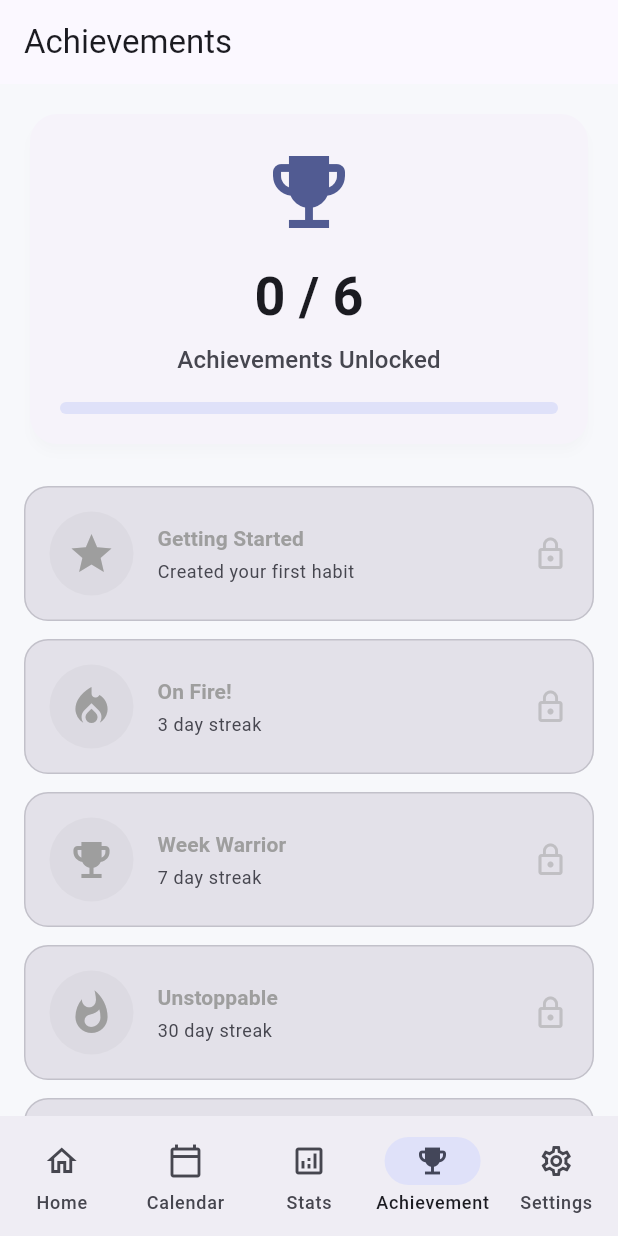
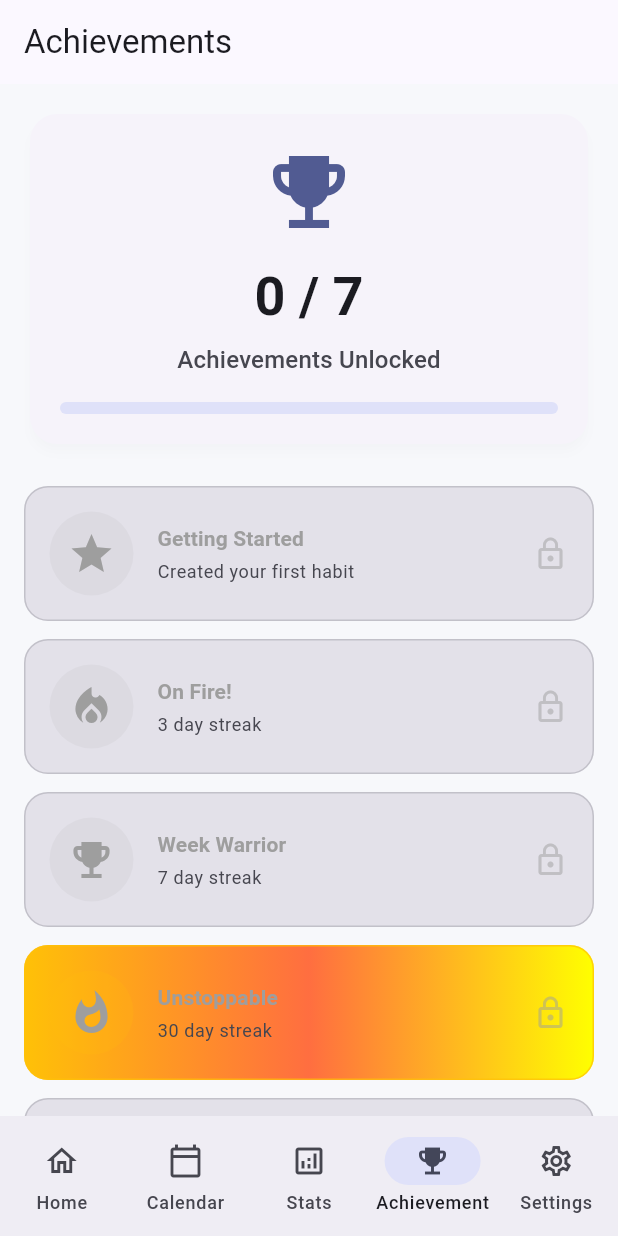
Before and after one commit to Cloii/HEALTH-HABIT-TRACKER, a Flutter app: the screen it shows after launch, item 4 of the bottom bar chosen, on a phone screen of 412 x 824 dp. Run offline on Flutter 3.47's test engine with Material 3 defaults, Android fonts, the phone set to English and light mode, and no system bars; our stand-ins replace fl_chart, hive, hive_flutter, shared_preferences; accounts and stored records are empty; generated files the repository leaves out were written again.

Commit message:
NEW CHANGES

```diff
--- a/lib/screens/achievements_screen.dart
+++ b/lib/screens/achievements_screen.dart
@@ -75,6 +75,9 @@ class AchievementsScreen extends StatelessWidget {
                       icon: achievement.icon,
                       color: achievement.color,
                       unlocked: achievement.unlocked,
+                      isLegendary: achievement.isLegendary,
+                      isSecret: achievement.isSecret,
+                      progress: achievement.progress,
                     ),
                   )),
             ],
--- a/lib/screens/home_screen.dart
+++ b/lib/screens/home_screen.dart
@@ -65,7 +65,7 @@ class _HomeScreenState extends State<HomeScreen> {
                             Text(
                               '${weekday.toUpperCase()}, ${today.day}',
                               style: Theme.of(context).textTheme.labelLarge?.copyWith(
-                                    color: Theme.of(context).colorScheme.onSurfaceVariant,
+                                    color: Theme.of(context).colorScheme.onBackground.withOpacity(0.85),
                                     letterSpacing: 0.5,
                                   ),
                             ),
@@ -74,6 +74,7 @@ class _HomeScreenState extends State<HomeScreen> {
                               'Good ${today.hour < 12 ? 'morning' : today.hour < 18 ? 'afternoon' : 'evening'}!',
                               style: Theme.of(context).textTheme.headlineSmall?.copyWith(
                                     fontWeight: FontWeight.w800,
+                                    color: Theme.of(context).colorScheme.onBackground,
                                   ),
                             ),
                           ],
@@ -96,12 +97,18 @@ class _HomeScreenState extends State<HomeScreen> {
                           children: [
                             Text(
                               'Streak Health',
-                              style: Theme.of(context).textTheme.titleMedium?.copyWith(fontWeight: FontWeight.w800),
+                              style: Theme.of(context).textTheme.titleMedium?.copyWith(
+                                    fontWeight: FontWeight.w800,
+                                    color: Theme.of(context).colorScheme.onBackground,
+                                  ),
                             ),
                             const Spacer(),
                             Text(
                               '${avg7Day.toStringAsFixed(0)}%',
-                              style: Theme.of(context).textTheme.titleMedium?.copyWith(fontWeight: FontWeight.bold),
+                              style: Theme.of(context).textTheme.titleMedium?.copyWith(
+                                    fontWeight: FontWeight.bold,
+                                    color: Theme.of(context).colorScheme.onBackground,
+                                  ),
                             ),
                           ],
                         ),
@@ -129,7 +136,7 @@ class _HomeScreenState extends State<HomeScreen> {
                                   ? 'Almost there. Hit one more habit today.'
                                   : 'Do one quick habit to boost your streak health.',
                           style: Theme.of(context).textTheme.bodySmall?.copyWith(
-                                color: Theme.of(context).colorScheme.onSurfaceVariant,
+                                color: Theme.of(context).colorScheme.onBackground.withOpacity(0.85),
                               ),
                         ),
                       ],
--- a/lib/widgets/achievement_badge.dart
+++ b/lib/widgets/achievement_badge.dart
@@ -1,12 +1,16 @@
 import 'package:flutter/material.dart';
 
 /// Achievement badge widget
-class AchievementBadge extends StatelessWidget {
+
+class AchievementBadge extends StatefulWidget {
   final String title;
   final String description;
   final IconData icon;
   final Color color;
   final bool unlocked;
+  final bool isLegendary;
+  final bool isSecret;
+  final double progress; // 0.0 to 1.0 for locked achievements
 
   const AchievementBadge({
     super.key,
@@ -15,34 +19,106 @@ class AchievementBadge extends StatelessWidget {
     required this.icon,
     required this.color,
     this.unlocked = false,
+    this.isLegendary = false,
+    this.isSecret = false,
+    this.progress = 0.0,
   });
 
   @override
+  State<AchievementBadge> createState() => _AchievementBadgeState();
+}
+
+class _AchievementBadgeState extends State<AchievementBadge> with SingleTickerProviderStateMixin {
+  late AnimationController _controller;
+  late Animation<double> _scaleAnim;
+  late Animation<double> _fadeAnim;
+  bool _wasUnlocked = false;
+
+  @override
+  void initState() {
+    super.initState();
+    _controller = AnimationController(
+      vsync: this,
+      duration: const Duration(milliseconds: 700),
+    );
+    _scaleAnim = Tween<double>(begin: 0.8, end: 1.0).animate(
+      CurvedAnimation(parent: _controller, curve: Curves.elasticOut),
+    );
+    _fadeAnim = Tween<double>(begin: 0.0, end: 1.0).animate(
+      CurvedAnimation(parent: _controller, curve: Curves.easeIn),
+    );
+    if (widget.unlocked) {
+      _controller.forward();
+      _wasUnlocked = true;
+    }
+  }
+
+  @override
+  void didUpdateWidget(covariant AchievementBadge oldWidget) {
+    super.didUpdateWidget(oldWidget);
+    if (widget.unlocked && !_wasUnlocked) {
+      _controller.forward(from: 0);
+      _wasUnlocked = true;
+    }
+  }
+
+  @override
+  void dispose() {
+    _controller.dispose();
+    super.dispose();
+  }
+
+  @override
   Widget build(BuildContext context) {
-    return Container(
+    return AnimatedBuilder(
+      animation: _controller,
+      builder: (context, child) {
+        final isSecret = widget.isSecret && !widget.unlocked;
+        final isLegendary = widget.isLegendary;
+        return Opacity(
+          opacity: widget.unlocked ? _fadeAnim.value : 1.0,
+          child: Transform.scale(
+            scale: widget.unlocked ? _scaleAnim.value : 1.0,
+            child: Container(
               padding: const EdgeInsets.all(16),
               decoration: BoxDecoration(
-        color: unlocked
-            ? color.withValues(alpha: 0.1)
-            : Theme.of(context).colorScheme.surfaceContainerHighest,
+                gradient: isLegendary
+                    ? LinearGradient(colors: [Colors.amber, Colors.deepOrangeAccent, Colors.yellowAccent])
+                    : null,
+                color: isLegendary
+                    ? null
+                    : (widget.unlocked
+                        ? widget.color.withOpacity(0.1)
+                        : Theme.of(context).colorScheme.surfaceContainerHighest),
                 borderRadius: BorderRadius.circular(16),
-        border: unlocked
-            ? Border.all(color: color, width: 2)
+                border: widget.unlocked
+                    ? Border.all(color: widget.color, width: 2)
                     : Border.all(
-                color: Theme.of(context).colorScheme.outline.withValues(alpha: 0.3),
+                        color: isLegendary
+                            ? Colors.amber.withOpacity(0.7)
+                            : Theme.of(context).colorScheme.outline.withOpacity(0.3),
                       ),
+                boxShadow: isLegendary && widget.unlocked
+                    ? [BoxShadow(color: Colors.amber.withOpacity(0.5), blurRadius: 16, spreadRadius: 2)]
+                    : null,
               ),
               child: Row(
                 children: [
                   Container(
                     padding: const EdgeInsets.all(12),
                     decoration: BoxDecoration(
-              color: unlocked ? color.withValues(alpha: 0.2) : Colors.grey.withValues(alpha: 0.1),
+                      color: widget.unlocked
+                          ? widget.color.withOpacity(0.2)
+                          : isLegendary
+                              ? Colors.amber.withOpacity(0.15)
+                              : Colors.grey.withOpacity(0.1),
                       shape: BoxShape.circle,
                     ),
                     child: Icon(
-              icon,
-              color: unlocked ? color : Colors.grey,
+                      isSecret ? Icons.help_outline : widget.icon,
+                      color: widget.unlocked
+                          ? (isLegendary ? Colors.amber : widget.color)
+                          : Colors.grey,
                       size: 32,
                     ),
                   ),
@@ -52,34 +128,57 @@ class AchievementBadge extends StatelessWidget {
                       crossAxisAlignment: CrossAxisAlignment.start,
                       children: [
                         Text(
-                  title,
+                          isSecret ? '???' : widget.title,
                           style: Theme.of(context).textTheme.titleSmall?.copyWith(
                                 fontWeight: FontWeight.bold,
-                        color: unlocked ? color : Colors.grey,
+                                color: widget.unlocked
+                                    ? (isLegendary ? Colors.amber : widget.color)
+                                    : Colors.grey,
                               ),
                         ),
                         const SizedBox(height: 4),
                         Text(
-                  description,
+                          isSecret ? 'Secret achievement' : widget.description,
                           style: Theme.of(context).textTheme.bodySmall?.copyWith(
                                 color: Theme.of(context).colorScheme.onSurfaceVariant,
+                              ),
+                        ),
+                        if (!widget.unlocked && widget.progress > 0)
+                          Padding(
+                            padding: const EdgeInsets.only(top: 8.0),
+                            child: LinearProgressIndicator(
+                              value: widget.progress,
+                              minHeight: 6,
+                              backgroundColor: Colors.grey.withOpacity(0.15),
+                              valueColor: AlwaysStoppedAnimation<Color>(
+                                isLegendary ? Colors.amber : widget.color,
+                              ),
                             ),
                           ),
                       ],
                     ),
                   ),
-          if (unlocked)
+                  if (widget.unlocked)
                     Icon(
                       Icons.check_circle,
-              color: color,
+                      color: isLegendary ? Colors.amber : widget.color,
+                    )
+                  else if (isSecret)
+                    Icon(
+                      Icons.lock,
+                      color: Colors.grey.withOpacity(0.5),
                     )
                   else
                     Icon(
                       Icons.lock_outline,
-              color: Colors.grey.withValues(alpha: 0.5),
+                      color: Colors.grey.withOpacity(0.5),
                     ),
                 ],
               ),
+            ),
+          ),
+        );
+      },
     );
   }
 }
@@ -99,6 +198,7 @@ List<AchievementData> getAchievements({
       icon: Icons.star,
       color: Colors.amber,
       unlocked: totalHabits >= 1,
+      progress: (totalHabits / 1).clamp(0.0, 1.0),
     ),
     AchievementData(
       id: 'streak_3',
@@ -107,6 +207,7 @@ List<AchievementData> getAchievements({
       icon: Icons.local_fire_department,
       color: Colors.orange,
       unlocked: bestStreak >= 3,
+      progress: (bestStreak / 3).clamp(0.0, 1.0),
     ),
     AchievementData(
       id: 'streak_7',
@@ -115,6 +216,7 @@ List<AchievementData> getAchievements({
       icon: Icons.emoji_events,
       color: Colors.purple,
       unlocked: bestStreak >= 7,
+      progress: (bestStreak / 7).clamp(0.0, 1.0),
     ),
     AchievementData(
       id: 'streak_30',
@@ -123,6 +225,8 @@ List<AchievementData> getAchievements({
       icon: Icons.whatshot,
       color: Colors.red,
       unlocked: bestStreak >= 30,
+      progress: (bestStreak / 30).clamp(0.0, 1.0),
+      isLegendary: true,
     ),
     AchievementData(
       id: 'perfection_week',
@@ -131,6 +235,7 @@ List<AchievementData> getAchievements({
       icon: Icons.verified,
       color: Colors.green,
       unlocked: overallPercentage >= 100 && totalDaysTracked >= 7,
+      progress: (totalDaysTracked / 7).clamp(0.0, 1.0),
     ),
     AchievementData(
       id: 'habit_collector',
@@ -139,6 +244,18 @@ List<AchievementData> getAchievements({
       icon: Icons.collections,
       color: Colors.blue,
       unlocked: totalHabits >= 5,
+      progress: (totalHabits / 5).clamp(0.0, 1.0),
+    ),
+    // Secret achievement example
+    AchievementData(
+      id: 'secret_earlybird',
+      title: 'Early Bird',
+      description: 'Completed a habit before 6am',
+      icon: Icons.wb_twighlight,
+      color: Colors.teal,
+      unlocked: false, // Set to true if user meets secret condition
+      isSecret: true,
+      progress: 0.0,
     ),
   ];
 }
@@ -150,6 +267,9 @@ class AchievementData {
   final IconData icon;
   final Color color;
   final bool unlocked;
+  final bool isLegendary;
+  final bool isSecret;
+  final double progress;
 
   AchievementData({
     required this.id,
@@ -158,5 +278,8 @@ class AchievementData {
     required this.icon,
     required this.color,
     required this.unlocked,
+    this.isLegendary = false,
+    this.isSecret = false,
+    this.progress = 0.0,
   });
 }
```
Lines whose indentation alone changed are shown as unchanged.
